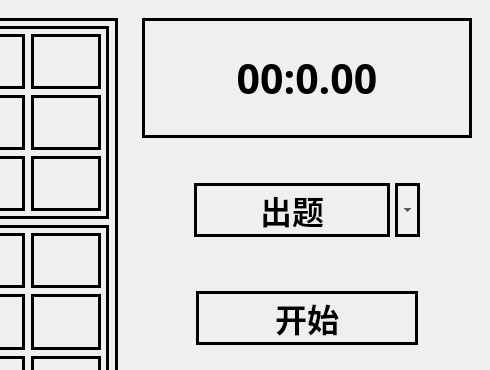
First picture: the form in mainwindow.ui, repository songxingling1/Sudoku, before the edit; both pictures show x 645 to 1135 and y 0 to 370 of the 1135 by 855 pixel window.
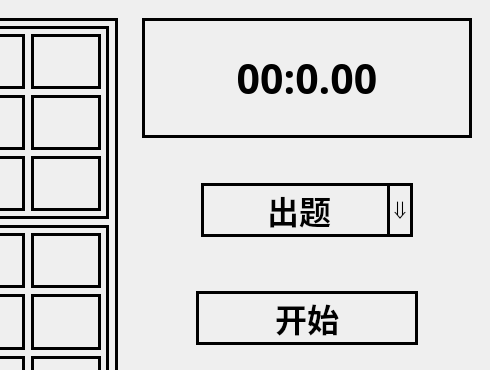
Second picture: the form after the edit. Icons and pictures are not drawn. Custom widgets are drawn as their Qt base class.

```diff
--- a/mainwindow.ui
+++ b/mainwindow.ui
@@ -3898,9 +3898,9 @@
            <verstretch>0</verstretch>
           </sizepolicy>
          </property>
-         <layout class="QHBoxLayout" name="horizontalLayout" stretch="100,455,1,100">
+         <layout class="QHBoxLayout" name="horizontalLayout" stretch="100,377,1,100">
           <property name="spacing">
-           <number>5</number>
+           <number>0</number>
           </property>
           <item>
            <spacer name="horizontalSpacer">
@@ -3936,40 +3936,40 @@
     border-color:black;
 	border-width:3;
 	color:black;
+	margin-right:-10px;
 }</string>
             </property>
             <property name="text">
              <string>出题</string>
             </property>
+            <property name="flat">
+             <bool>false</bool>
+            </property>
            </widget>
           </item>
           <item>
-           <widget class="QToolButton" name="questionbar">
+           <widget class="QPushButton" name="questionType">
             <property name="sizePolicy">
              <sizepolicy hsizetype="Expanding" vsizetype="Expanding">
               <horstretch>0</horstretch>
               <verstretch>0</verstretch>
              </sizepolicy>
             </property>
+            <property name="font">
+             <font>
+              <pointsize>20</pointsize>
+             </font>
+            </property>
             <property name="styleSheet">
-             <string notr="true">QToolButton {
+             <string notr="true">QPushButton {
 	border-style:solid;
     border-color:black;
 	border-width:3;
 	color:black;
-}
-QToolButton::menu-indicator {
-	image:none;
 }</string>
             </property>
             <property name="text">
-             <string>...</string>
-            </property>
-            <property name="popupMode">
-             <enum>QToolButton::InstantPopup</enum>
-            </property>
-            <property name="arrowType">
-             <enum>Qt::DownArrow</enum>
+             <string>⇓</string>
             </property>
            </widget>
           </item>
```
Left out of the diff: 49 changed lines with no effect on the pictures.
